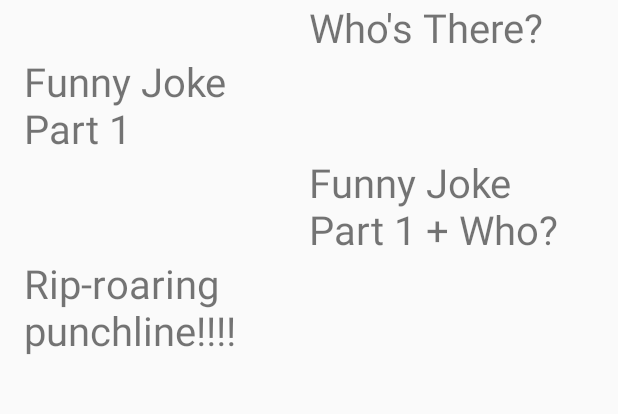
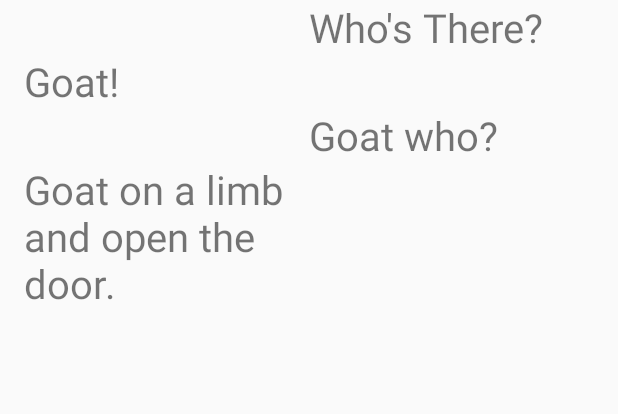
Before and after one commit to vdrumsta/Knock-Knock, an Android app: the JokeActivity2 screen opened directly, with no data from a screen before it, on a phone screen of 412 x 824 dp, the part 78-492 px from its top. Run offline under Robolectric (Android 15) with nearby library versions, the phone set to English and light mode, and no system bars; 1 statement that could not run was skipped.

Commit message:
Made it so that the database file is automatically generated the first time you use the app

```diff
--- a/app/build.gradle
+++ b/app/build.gradle
@@ -17,6 +17,7 @@ android {
             proguardFiles getDefaultProguardFile('proguard-android.txt'), 'proguard-rules.pro'
         }
     }
+    sourceSets { main { assets.srcDirs = ['src/main/assets', 'src/main/assets/'] } }
 }
 
 dependencies {
--- a/app/src/main/java/com/notfunny/knockknock2/JokeActivity.java
+++ b/app/src/main/java/com/notfunny/knockknock2/JokeActivity.java
@@ -10,6 +10,8 @@ import android.view.animation.Animation;
 import android.view.animation.AnimationUtils;
 import android.widget.ImageButton;
 import android.widget.TextView;
+
+import java.io.File;
 
 public class JokeActivity extends AppCompatActivity {
 
@@ -66,7 +68,9 @@ public class JokeActivity extends AppCompatActivity {
         animFadeOut = AnimationUtils.loadAnimation(this, R.anim.fade_out);
 
         // Set up the Joke Database handler
-        handler = new JokeDBHandler(this, null, null, 1);
+        File f = new File(getBaseContext().getExternalCacheDir() + "/jokesDB.sqlite");
+        if (f.exists()) f.delete();
+        handler = new JokeDBHandler(this, null, null, 1, f.exists());
 
         // Get argument from intent
         Bundle b = getIntent().getExtras();
--- a/app/src/main/java/com/notfunny/knockknock2/JokeActivity2.java
+++ b/app/src/main/java/com/notfunny/knockknock2/JokeActivity2.java
@@ -20,7 +20,7 @@ public class JokeActivity2 extends AppCompatActivity {
         if (b != null)
             arg  = b.getString("arg");
 
-        JokeDBHandler handler = new JokeDBHandler(this, null, null, 1);
+        JokeDBHandler handler = new JokeDBHandler(this, null, null, 1, false);
 
         // If argument given is a number, find the joke with that ID
         String jokeStr;
--- a/app/src/main/java/com/notfunny/knockknock2/JokeDBHandler.java
+++ b/app/src/main/java/com/notfunny/knockknock2/JokeDBHandler.java
@@ -7,7 +7,131 @@ import android.database.sqlite.SQLiteOpenHelper;
 
 public class JokeDBHandler extends SQLiteOpenHelper {
 
+    /* The SQL code to run which populates the database if it doesn't exist yet */
+    private static final String defaultSql =
+        "CREATE TABLE jokes (_id INTEGER PRIMARY KEY, content TEXT, category TEXT, favourite BOOLEAN DEFAULT FALSE) \n" +
+        "INSERT INTO jokes (content, category) VALUES ('Lettuce;Lettuce Who?;Lettuce in!','random') \n" +
+        "INSERT INTO jokes (content, category) VALUES ('Ahmed;Ahmed who?;Ahmed the payphone trying to call home. All of my change I spent on you.;','music') \n" +
+        "INSERT INTO jokes (content, category) VALUES ('Daisy!;Daisy who?;Daisy me rollin, they hatin;','music') \n" +
+        "INSERT INTO jokes (content, category) VALUES ('Wendy!;Wendy who?;Wendy wind blows de cradle will fall.;','music') \n" +
+        "INSERT INTO jokes (content, category) VALUES ('Britney Spears!;Britney Spears who?;Knock Knock;Who'+\"'\"+'s There?;Oops I did it again;','music') \n" +
+        "INSERT INTO jokes (content, category) VALUES ('Usher!;Usher who?;Usher wish you would let me in.;','music') \n" +
+        "INSERT INTO jokes (content, category) VALUES ('Hello!;Hello who?;Hello from the other side I must'+\"'\"+'ve called a thousand times.;','music') \n" +
+        "INSERT INTO jokes (content, category) VALUES ('Elvis!;Elvis who?;Elvis has left the building.;','music') \n" +
+        "INSERT INTO jokes (content, category) VALUES ('Rain!;Rain who!?;U rain nothing but a hound dog!!;','music') \n" +
+        "INSERT INTO jokes (content, category) VALUES ('Joana!;Joana who?;I JOANA CLOSE MY EYES, I JOANA FALL ASLEEP '+\"'\"+'CAUSE I MISS YOU BABE AND I DON'+\"'\"+'T WANNA MISS A THING;','music') \n" +
+        "INSERT INTO jokes (content, category) VALUES ('A mall!;A mall who?;A mall shook up!;','music') \n" +
+        "INSERT INTO jokes (content, category) VALUES ('Allah!;Allah who?;Allah these stars will guide us home.;','musicsubline') \n" +
+        "INSERT INTO jokes (content, category) VALUES ('Truffle.;Truffle who?;Truffle with love is, it can tear you up inside.;','music') \n" +
+        "INSERT INTO jokes (content, category) VALUES ('Why!;Why who?;WHY-M-C-A!;','music') \n" +
+        "INSERT INTO jokes (content, category) VALUES ('Everybody;Everybody who?;Everybody was Kung fu fighting.;','music') \n" +
+        "INSERT INTO jokes (content, category) VALUES ('Slum dog!;Slum dog who?;I slum dog a land down under!;','music') \n" +
+        "INSERT INTO jokes (content, category) VALUES ('Leaf.;Leaf who?;Leaf it all to me...;('+\"'\"+'Leave It All to Me'+\"'\"+' iCarly theme);','music') \n" +
+        "INSERT INTO jokes (content, category) VALUES ('you;you who?;yoo-hoo big summer blowout.;','music') \n" +
+        "INSERT INTO jokes (content, category) VALUES ('Tissue.;Tissue Who?;All I Want For Christmas Tissue...;','music') \n" +
+        "INSERT INTO jokes (content, category) VALUES ('Bully!;Bully who?;Bully Jean is not my lover.;','music') \n" +
+        "INSERT INTO jokes (content, category) VALUES ('Radio!;Radio who?;Radio (ready or) not here I come, you can'+\"'\"+'t hide.;','music') \n" +
+        "INSERT INTO jokes (content, category) VALUES ('Hungry!;Hungry who?;Smell like I sound, I'+\"'\"+'m lost in a crowd. And I'+\"'\"+'m hungry like the wolf.;','music') \n" +
+        "INSERT INTO jokes (content, category) VALUES ('Kenya!;Kenya who?;Kenya feel the love tonight!;','music') \n" +
+        "INSERT INTO jokes (content, category) VALUES ('Haiti!;Haiti who?;Haiti see your heartbreak.;','music') \n" +
+        "INSERT INTO jokes (content, category) VALUES ('Barbara!;Barbara who?;Barbara black sheep have you any wool?;','music') \n" +
+        "INSERT INTO jokes (content, category) VALUES ('Donald!;Donald who?;Donald come baby cradle in all.;','music') \n" +
+        "INSERT INTO jokes (content, category) VALUES ('Amal!;Amal Who?;I'+\"'\"+'m in love, Amal shook up;','music') \n" +
+        "INSERT INTO jokes (content, category) VALUES ('Ella.;Ella who?;Ella '+\"'\"+'bout that bass, '+\"'\"+'bout that bass, no treble...;','music') \n" +
+        "INSERT INTO jokes (content, category) VALUES ('Harrison!;Harrison who?;Harrison (here is a song) for the broken hearted.;','music') \n" +
+        "INSERT INTO jokes (content, category) VALUES ('Rupert!;Rupert who?;Rupert (you put) your left foot in and you shake it all about.;','music') \n" +
+        "INSERT INTO jokes (content, category) VALUES ('Shelby!;Shelby who?;Shelby comin'+\"'\"+' round the mountain when she comes..!;','music') \n" +
+        "INSERT INTO jokes (content, category) VALUES ('Chopin!;Chopin who?;Let'+\"'\"+'s go Chopin (shopping) for a new piano.;','music') \n" +
+        "INSERT INTO jokes (content, category) VALUES ('Turnip.;Turnip who?;Turnip the volume, it'+\"'\"+'s my favorite song!;','music') \n" +
+        "INSERT INTO jokes (content, category) VALUES ('Goat;Goat who?;Goat to believe in magic;','music') \n" +
+        "INSERT INTO jokes (content, category) VALUES ('Goat;Goat who?;Goat love you! (yeah yeah) (baby girl);','music') \n" +
+        "INSERT INTO jokes (content, category) VALUES ('Sexy!;Sexy who?;Sexy Lady, OP OP OP OP OP OPPAN GANGNAM STYLE.;','music') \n" +
+        "INSERT INTO jokes (content, category) VALUES ('Jamaican!;Jamaican who?;'+\"'\"+'Jamaica wanna scream and shout and let it all out'+\"'\"+';','music') \n" +
+        "INSERT INTO jokes (content, category) VALUES ('Baghdad!;Baghdad who?;Girl, you looks good, won'+\"'\"+'t you Baghdad ass up;','music') \n" +
+        "INSERT INTO jokes (content, category) VALUES ('Rhoda!;Rhoda who?;Row, Row, Rhoda boat...!;','music') \n" +
+        "INSERT INTO jokes (content, category) VALUES ('Ringo!;Ringo who?;Ringo round the roses!;','music') \n" +
+        "INSERT INTO jokes (content, category) VALUES ('Wendy!;Wendy who?;Wendy wind blows de cradle will fall.;','music') \n" +
+        "INSERT INTO jokes (content, category) VALUES ('Barbara!;Barbara who?;Barbara black sheep have you any wool?;','music') \n" +
+        "INSERT INTO jokes (content, category) VALUES ('Art;Art Who?;R2-D2;','nerdy') \n" +
+        "INSERT INTO jokes (content, category) VALUES ('Toby;Toby Who?;Toby or not Toby, that is the question.;','nerdy') \n" +
+        "INSERT INTO jokes (content, category) VALUES ('Carrot;Carrot Who?;Karate Chop!;','nerdy') \n" +
+        "INSERT INTO jokes (content, category) VALUES ('Yah;Yah Who?;Yahoo, lets Party!;','nerdy') \n" +
+        "INSERT INTO jokes (content, category) VALUES ('2:30;2:30 who?;I made a dentist appointment cause my 2:30 (tooth hurty);','nerdy') \n" +
+        "INSERT INTO jokes (content, category) VALUES ('Atch;Atch Who?;God Bless You!;','nerdy') \n" +
+        "INSERT INTO jokes (content, category) VALUES ('Yah.;Yah who;Nooo! Thanks I use Google.;','nerdy') \n" +
+        "INSERT INTO jokes (content, category) VALUES ('Georgia;Georgia Who?;Georgia the Jungle, watch out for that tree!;','nerdy') \n" +
+        "INSERT INTO jokes (content, category) VALUES ('Two 4'+\"'\"+'s;Two 4'+\"'\"+'s who?;No need to make lunch we already 8.;','nerdy') \n" +
+        "INSERT INTO jokes (content, category) VALUES ('Ya;Ya who?;.com;','nerdy') \n" +
+        "INSERT INTO jokes (content, category) VALUES ('USB!;USB who?;USB makes better honey.;','nerdy') \n" +
+        "INSERT INTO jokes (content, category) VALUES ('C.;C Who?;I'+\"'\"+'m coming to see you!;','nerdy') \n" +
+        "INSERT INTO jokes (content, category) VALUES ('Broccoli;Broccoli Who?;Broccoli doesn'+\"'\"+'t have a last name, silly.;','nerdy') \n" +
+        "INSERT INTO jokes (content, category) VALUES ('Narnia!;Narnia who?;Narnia business.;','nerdy') \n" +
+        "INSERT INTO jokes (content, category) VALUES ('Cotton!;Cotton who?;Cotton a trap, can you help me out.;','nerdy') \n" +
+        "INSERT INTO jokes (content, category) VALUES ('Juicy.;Juicy who?;Juicy (did you see) last nights episode of the Big Bang Theory?;','nerdy') \n" +
+        "INSERT INTO jokes (content, category) VALUES ('Wire.;Wire who?;Wire you asking i just told you.;','nerdy') \n" +
+        "INSERT INTO jokes (content, category) VALUES ('Weirdo.;Weirdo who?;Weirdo you think you'+\"'\"+'re going?;','nerdy') \n" +
+        "INSERT INTO jokes (content, category) VALUES ('Olive;Olive Who?;Olive You;','nerdy') \n" +
+        "INSERT INTO jokes (content, category) VALUES ('Cozy!;Cozy who?;Cozy whose knocking please.;','nerdy') \n" +
+        "INSERT INTO jokes (content, category) VALUES ('Stopwatch!;Stopwatch who?;Stopwatch your doing and pay attention!;','nerdy') \n" +
+        "INSERT INTO jokes (content, category) VALUES ('Spell!;Spell who?;W H O;','nerdy') \n" +
+        "INSERT INTO jokes (content, category) VALUES ('Heart...;Heart who?;I'+\"'\"+'m having a Heart (hard) time opening the door.;','nerdy') \n" +
+        "INSERT INTO jokes (content, category) VALUES ('Africa!;Africa who?;Don'+\"'\"+'t go cause African love you.;','geography') \n" +
+        "INSERT INTO jokes (content, category) VALUES ('Amazon!;Amazon who?;Amazon of a gun.;','geography') \n" +
+        "INSERT INTO jokes (content, category) VALUES ('Amsterdam!;Amsterdam who?;Amsterdam tired of your lies.;','geography') \n" +
+        "INSERT INTO jokes (content, category) VALUES ('Beirut!;Beirut who?;Open the door or I'+\"'\"+'ll have to use Beirut force.;','geography') \n" +
+        "INSERT INTO jokes (content, category) VALUES ('Boise!;Boise who?;One man'+\"'\"+'s meat is another man'+\"'\"+'s Boise.;','geography') \n" +
+        "INSERT INTO jokes (content, category) VALUES ('Botswana!;Botswana who?;Botswana follow me on Twitter.;','geography') \n" +
+        "INSERT INTO jokes (content, category) VALUES ('Congo!;Congo who?;Actually you Congo home again.;','geography') \n" +
+        "INSERT INTO jokes (content, category) VALUES ('Czech!;Czech who?;Czech your ego at the door.;','geography') \n" +
+        "INSERT INTO jokes (content, category) VALUES ('Denial!;Denial who?;Denial is in Egypt, but I'+\"'\"+'m right here.;','geography') \n" +
+        "INSERT INTO jokes (content, category) VALUES ('Vampire!;Vampire who?;Vampire (Empire) State Building.;','geography') \n" +
+        "INSERT INTO jokes (content, category) VALUES ('Glasgow!;Glasgow who?;Glasgow to the beach.;','geography') \n" +
+        "INSERT INTO jokes (content, category) VALUES ('Greece!;Greece who?;Are Greece and oil the same thing?;','geography') \n" +
+        "INSERT INTO jokes (content, category) VALUES ('Hawaii.;Hawaii who?;I'+\"'\"+'m fine, how are you?;','geography') \n" +
+        "INSERT INTO jokes (content, category) VALUES ('Irish.;Irish who?;Irish I knew better knock knock jokes.;','geography') \n" +
+        "INSERT INTO jokes (content, category) VALUES ('Kuwait!;Kuwait who?;Why does your girlfriend make Kuwait on her hand and foot?;','geography') \n" +
+        "INSERT INTO jokes (content, category) VALUES ('Kyoto!;Kyoto who?;I will Kyoto any length to open this door.;','geography') \n" +
+        "INSERT INTO jokes (content, category) VALUES ('Mecca!;Mecca who?;Love Mecca the world go round.;','geography') \n" +
+        "INSERT INTO jokes (content, category) VALUES ('Nebraska!;Nebraska who?;Nebraska woman her age.;','geography') \n" +
+        "INSERT INTO jokes (content, category) VALUES ('Oman!;Oman who?;'+\"'\"+'Oh man, I shot Marvin in the face!'+\"'\"+' (Pulp Fiction</i>;','geography') \n" +
+        "INSERT INTO jokes (content, category) VALUES ('Quebec!;Quebec who?;Quebec to the end of the line!;','geography') \n" +
+        "INSERT INTO jokes (content, category) VALUES ('Rome!;Rome who?;Rome is where the heart is!;','geography') \n" +
+        "INSERT INTO jokes (content, category) VALUES ('Tibet!;Tibet who?;Early Tibet and early to rise!;','geography') \n" +
+        "INSERT INTO jokes (content, category) VALUES ('Uganda!;Uganda who?;Uganda get away with this!;','geography') \n" +
+        "INSERT INTO jokes (content, category) VALUES ('Utica!;Utica who?;Utica the high road. I'+\"'\"+'ll take the low road.;','geography') \n" +
+        "INSERT INTO jokes (content, category) VALUES ('Goat!;Goat who?;Goat on a limb and open the door.;','animals') \n" +
+        "INSERT INTO jokes (content, category) VALUES ('Toucan!;Toucan who?;Toucan play that game!;','animals') \n" +
+        "INSERT INTO jokes (content, category) VALUES ('Wood Ant!;Wood Ant who?;Don'+\"'\"+'t be afraid. Wood ant harm a fly.;','animals') \n" +
+        "INSERT INTO jokes (content, category) VALUES ('Baby Owl.;Baby Owl who?;Owl see you later.;','animals') \n" +
+        "INSERT INTO jokes (content, category) VALUES ('Whale!;Whale who?;Isn'+\"'\"+'t this a WHALE of a good time.;','animals') \n" +
+        "INSERT INTO jokes (content, category) VALUES ('Spider!;Spider who?;Spider what everyone says. I like you!;','animals') \n" +
+        "INSERT INTO jokes (content, category) VALUES ('Safari!;Safari who?;Safari so good!;','animals') \n" +
+        "INSERT INTO jokes (content, category) VALUES ('Flea!;Flea who?;Fleas a jolly good fellow.;','animals') \n" +
+        "INSERT INTO jokes (content, category) VALUES ('Owl!;Owl who?;Owl Aboard!;','animals') \n" +
+        "INSERT INTO jokes (content, category) VALUES ('Nana;Nana who?;Nana your bees wax!;','animals') \n" +
+        "INSERT INTO jokes (content, category) VALUES ('Quacker!;Quacker who?;Quacker another bad joke and I'+\"'\"+'m leaving!;','animals') \n" +
+        "INSERT INTO jokes (content, category) VALUES ('Porpoise!;Porpoise who?;For all intents and porpoises the case is closed.;','animals') \n" +
+        "INSERT INTO jokes (content, category) VALUES ('Chickens!;Chickens who?;Chickens come home to roost.;','animals') \n" +
+        "INSERT INTO jokes (content, category) VALUES ('Duncan!;Duncan who?;Duncan your chickens before they hatch.;','animals') \n" +
+        "INSERT INTO jokes (content, category) VALUES ('Rhino!;Rhino who?;Rhino every knock knock joke there is.;','animals') \n" +
+        "INSERT INTO jokes (content, category) VALUES ('Rabbit!;Rabbit who?;Rabbit up carefully, it'+\"'\"+'s fragile;','animals') \n" +
+        "INSERT INTO jokes (content, category) VALUES ('Goat!;Goat who?;Goat to believe in magic.;','animals') \n" +
+        "INSERT INTO jokes (content, category) VALUES ('Bee;bee who?;Bee at the door when I knock;','animals') \n" +
+        "INSERT INTO jokes (content, category) VALUES ('Yak!;Yak who?;Actually, I prefer Google.;','animals') \n" +
+        "INSERT INTO jokes (content, category) VALUES ('Bass!;Bass who?;Bass the salt and pepper please!;','animals') \n" +
+        "INSERT INTO jokes (content, category) VALUES ('Gorilla;Gorilla who;Gorilla me a hamburger;','animals') \n" +
+        "INSERT INTO jokes (content, category) VALUES ('Roof;Roof who?;I had a roof day;','animals') \n" +
+        "INSERT INTO jokes (content, category) VALUES ('Whale;Whale who?;Whale whale whale what do we have here?;','animals') \n" +
+        "INSERT INTO jokes (content, category) VALUES ('Chimp!;Chimp who?;'+\"'\"+'A chimp off the old block'+\"'\"+'.;','animals') \n" +
+        "INSERT INTO jokes (content, category) VALUES ('Fossil!;Fossil who?;Fossil last time open this door.;','animals') \n" +
+        "INSERT INTO jokes (content, category) VALUES ('Who;Who Who?;Sorry I don'+\"'\"+'t speak to owls!;','animals') \n" +
+        "INSERT INTO jokes (content, category) VALUES ('Cod!;Cod who?;I was cod in the crossfire.;','animals') \n" +
+        "INSERT INTO jokes (content, category) VALUES ('Fangs!;Fangs who?;Fangs for letting me in.;','animals') \n" +
+        "INSERT INTO jokes (content, category) VALUES ('Dragon;Dragon who?;Stop dragon your feet get to work.;','animals') \n";
+
+
     private static final int DATABASE_VERSION = 1;
+
     private static final String DATABASE_NAME = "jokesDB.sqlite";
 
     private static final String TABLE_JOKES = "jokes";
@@ -19,8 +143,18 @@ public class JokeDBHandler extends SQLiteOpenHelper {
 
     private Context context;
 
-    public JokeDBHandler(Context context, String name, SQLiteDatabase.CursorFactory factory, int version) {
+    public JokeDBHandler(Context context, String name, SQLiteDatabase.CursorFactory factory, int version, boolean exists) {
         super(context, context.getExternalCacheDir() + "/" + DATABASE_NAME, factory, DATABASE_VERSION);
+
+        /* Populate the database with default table if the file doesn't exist yet */
+        if (!exists) {
+            SQLiteDatabase db = this.getWritableDatabase();
+            // execute the statements one by one
+            for (String statement : defaultSql.split("\n")) {
+                db.execSQL(statement);
+            }
+        }
+
         this.context = context;
     }
 
```
